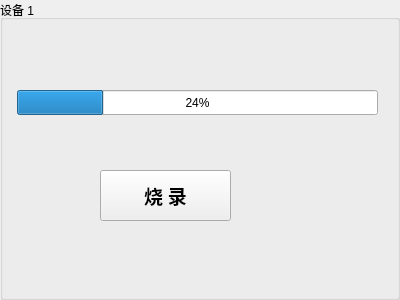
Before: the Qt Designer form Node-Fab/Node-Fab/programwid.ui in ChinaClever/ScalePoint, drawn with Qt 5.
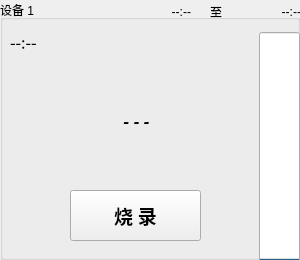
After: the same form once the commit is applied.

Diff of the .ui file:
```diff
--- a/Node-Fab/Node-Fab/programwid.ui
+++ b/Node-Fab/Node-Fab/programwid.ui
@@ -6,8 +6,8 @@
    <rect>
     <x>0</x>
     <y>0</y>
-    <width>400</width>
-    <height>300</height>
+    <width>300</width>
+    <height>260</height>
    </rect>
   </property>
   <property name="windowTitle">
@@ -31,11 +31,17 @@
      <property name="title">
       <string>设备 1</string>
      </property>
+     <property name="flat">
+      <bool>false</bool>
+     </property>
      <widget class="QPushButton" name="startBtn">
+      <property name="enabled">
+       <bool>true</bool>
+      </property>
       <property name="geometry">
        <rect>
-        <x>100</x>
-        <y>170</y>
+        <x>70</x>
+        <y>190</y>
         <width>131</width>
         <height>51</height>
        </rect>
@@ -53,16 +59,126 @@
       </property>
      </widget>
      <widget class="QProgressBar" name="progressBar">
+      <property name="enabled">
+       <bool>true</bool>
+      </property>
       <property name="geometry">
        <rect>
-        <x>17</x>
-        <y>90</y>
-        <width>361</width>
-        <height>25</height>
+        <x>259</x>
+        <y>32</y>
+        <width>41</width>
+        <height>231</height>
        </rect>
       </property>
+      <property name="styleSheet">
+       <string notr="true"/>
+      </property>
+      <property name="maximum">
+       <number>100</number>
+      </property>
       <property name="value">
-       <number>24</number>
+       <number>0</number>
+      </property>
+      <property name="textVisible">
+       <bool>false</bool>
+      </property>
+      <property name="orientation">
+       <enum>Qt::Vertical</enum>
+      </property>
+      <property name="textDirection">
+       <enum>QProgressBar::TopToBottom</enum>
+      </property>
+     </widget>
+     <widget class="QLabel" name="startLab">
+      <property name="geometry">
+       <rect>
+        <x>130</x>
+        <y>0</y>
+        <width>61</width>
+        <height>23</height>
+       </rect>
+      </property>
+      <property name="text">
+       <string>--:--</string>
+      </property>
+      <property name="alignment">
+       <set>Qt::AlignRight|Qt::AlignTrailing|Qt::AlignVCenter</set>
+      </property>
+     </widget>
+     <widget class="QLabel" name="endLab">
+      <property name="geometry">
+       <rect>
+        <x>240</x>
+        <y>0</y>
+        <width>61</width>
+        <height>23</height>
+       </rect>
+      </property>
+      <property name="text">
+       <string>--:--</string>
+      </property>
+      <property name="alignment">
+       <set>Qt::AlignRight|Qt::AlignTrailing|Qt::AlignVCenter</set>
+      </property>
+     </widget>
+     <widget class="QLabel" name="statusLab">
+      <property name="geometry">
+       <rect>
+        <x>70</x>
+        <y>70</y>
+        <width>131</width>
+        <height>100</height>
+       </rect>
+      </property>
+      <property name="font">
+       <font>
+        <family>Noto Sans CJK SC</family>
+        <pointsize>13</pointsize>
+        <weight>75</weight>
+        <italic>true</italic>
+        <bold>true</bold>
+       </font>
+      </property>
+      <property name="text">
+       <string>- - -</string>
+      </property>
+      <property name="alignment">
+       <set>Qt::AlignCenter</set>
+      </property>
+     </widget>
+     <widget class="QLabel" name="devLab">
+      <property name="geometry">
+       <rect>
+        <x>10</x>
+        <y>30</y>
+        <width>101</width>
+        <height>23</height>
+       </rect>
+      </property>
+      <property name="font">
+       <font>
+        <family>Noto Sans CJK SC</family>
+        <pointsize>12</pointsize>
+       </font>
+      </property>
+      <property name="text">
+       <string>--:--</string>
+      </property>
+      <property name="alignment">
+       <set>Qt::AlignLeading|Qt::AlignLeft|Qt::AlignVCenter</set>
+      </property>
+     </widget>
+     <widget class="QLabel" name="label">
+      <property name="geometry">
+       <rect>
+        <x>210</x>
+        <y>0</y>
+        <width>21</width>
+        <height>23</height>
+       </rect>
+      </property>
+      <property name="text">
+       <string>至</string>
       </property>
      </widget>
     </widget>
```
